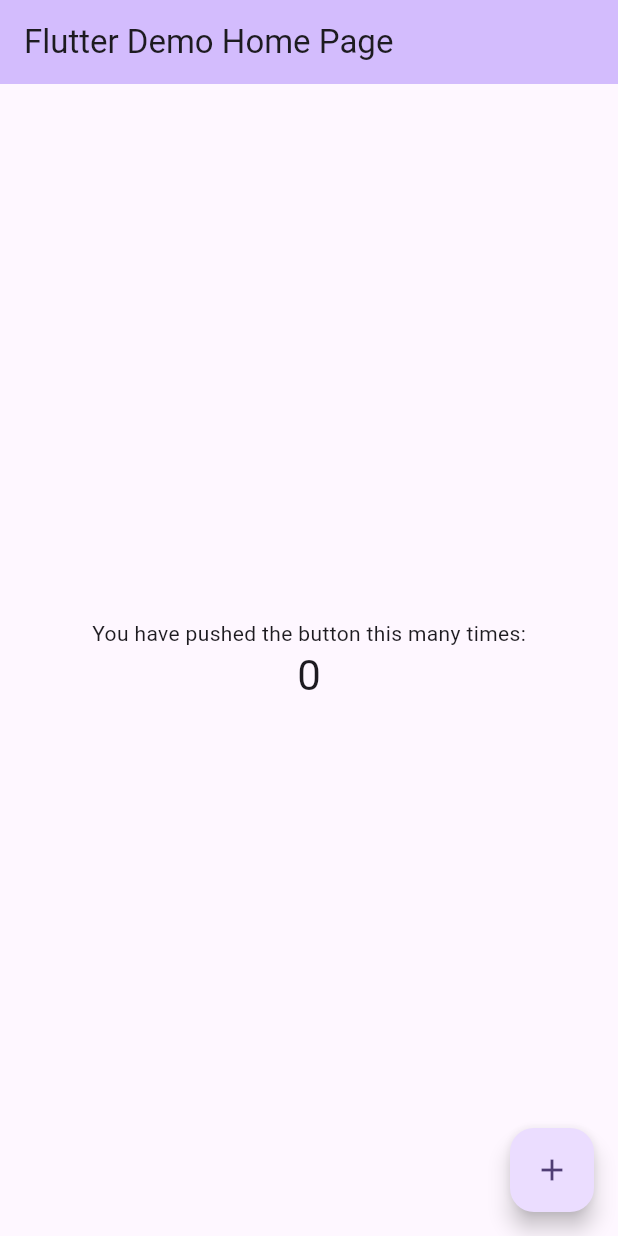
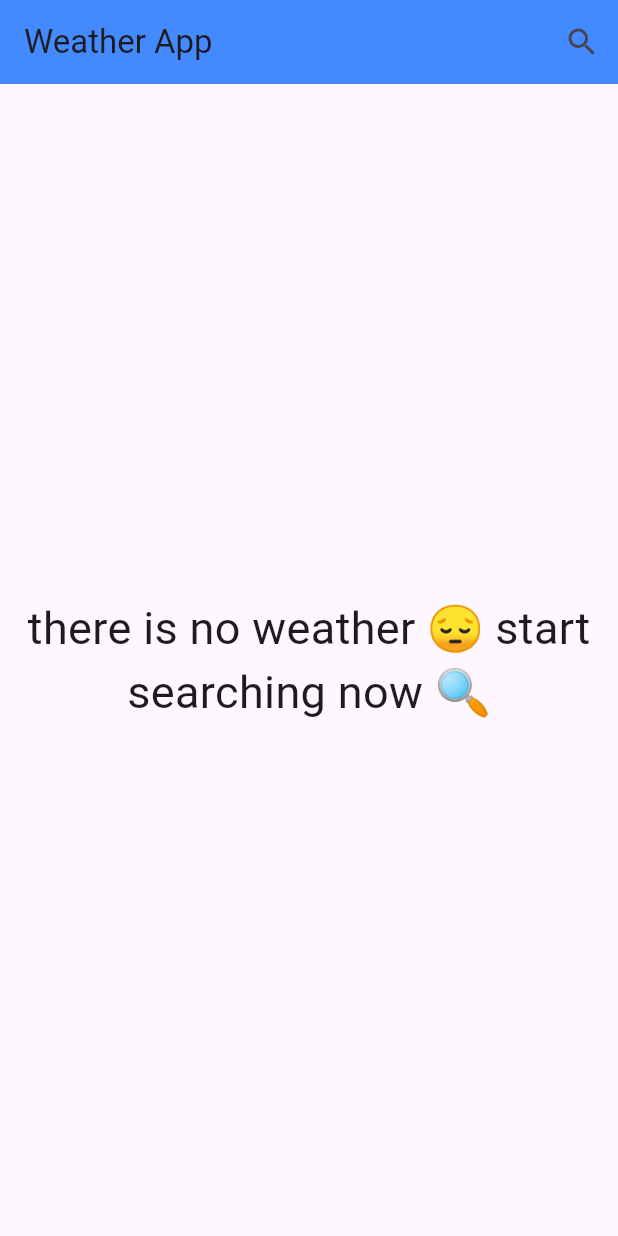
Before and after one commit to MohamedJamaal/Weather-app-flutter, a Flutter app: the screen it shows after launch, on a phone screen of 412 x 824 dp. Run offline on Flutter 3.47's test engine with Material 3 defaults, Android fonts, the phone set to English and light mode, and no system bars.

Commit message:
ADD app ui

```diff
--- a/weather_app/lib/main.dart
+++ b/weather_app/lib/main.dart
@@ -1,125 +1,19 @@
 import 'package:flutter/material.dart';
+import 'package:weather_app/views/home_view.dart';
+// import 'package:weather_app/views/home_view.dart';
 
 void main() {
-  runApp(const MyApp());
+  runApp(const WeatherApp());
 }
 
-class MyApp extends StatelessWidget {
-  const MyApp({super.key});
+class WeatherApp extends StatelessWidget {
+  const WeatherApp({Key? key}) : super(key: key);
 
-  // This widget is the root of your application.
   @override
   Widget build(BuildContext context) {
-    return MaterialApp(
-      title: 'Flutter Demo',
-      theme: ThemeData(
-        // This is the theme of your application.
-        //
-        // TRY THIS: Try running your application with "flutter run". You'll see
-        // the application has a purple toolbar. Then, without quitting the app,
-        // try changing the seedColor in the colorScheme below to Colors.green
-        // and then invoke "hot reload" (save your changes or press the "hot
-        // reload" button in a Flutter-supported IDE, or press "r" if you used
-        // the command line to start the app).
-        //
-        // Notice that the counter didn't reset back to zero; the application
-        // state is not lost during the reload. To reset the state, use hot
-        // restart instead.
-        //
-        // This works for code too, not just values: Most code changes can be
-        // tested with just a hot reload.
-        colorScheme: ColorScheme.fromSeed(seedColor: Colors.deepPurple),
-        useMaterial3: true,
-      ),
-      home: const MyHomePage(title: 'Flutter Demo Home Page'),
+    return const MaterialApp(
+      debugShowCheckedModeBanner: false,
+      home: HomeView(),
     );
   }
 }
-
-class MyHomePage extends StatefulWidget {
-  const MyHomePage({super.key, required this.title});
-
-  // This widget is the home page of your application. It is stateful, meaning
-  // that it has a State object (defined below) that contains fields that affect
-  // how it looks.
-
-  // This class is the configuration for the state. It holds the values (in this
-  // case the title) provided by the parent (in this case the App widget) and
-  // used by the build method of the State. Fields in a Widget subclass are
-  // always marked "final".
-
-  final String title;
-
-  @override
-  State<MyHomePage> createState() => _MyHomePageState();
-}
-
-class _MyHomePageState extends State<MyHomePage> {
-  int _counter = 0;
-
-  void _incrementCounter() {
-    setState(() {
-      // This call to setState tells the Flutter framework that something has
-      // changed in this State, which causes it to rerun the build method below
-      // so that the display can reflect the updated values. If we changed
-      // _counter without calling setState(), then the build method would not be
-      // called again, and so nothing would appear to happen.
-      _counter++;
-    });
-  }
-
-  @override
-  Widget build(BuildContext context) {
-    // This method is rerun every time setState is called, for instance as done
-    // by the _incrementCounter method above.
-    //
-    // The Flutter framework has been optimized to make rerunning build methods
-    // fast, so that you can just rebuild anything that needs updating rather
-    // than having to individually change instances of widgets.
-    return Scaffold(
-      appBar: AppBar(
-        // TRY THIS: Try changing the color here to a specific color (to
-        // Colors.amber, perhaps?) and trigger a hot reload to see the AppBar
-        // change color while the other colors stay the same.
-        backgroundColor: Theme.of(context).colorScheme.inversePrimary,
-        // Here we take the value from the MyHomePage object that was created by
-        // the App.build method, and use it to set our appbar title.
-        title: Text(widget.title),
-      ),
-      body: Center(
-        // Center is a layout widget. It takes a single child and positions it
-        // in the middle of the parent.
-        child: Column(
-          // Column is also a layout widget. It takes a list of children and
-          // arranges them vertically. By default, it sizes itself to fit its
-          // children horizontally, and tries to be as tall as its parent.
-          //
-          // Column has various properties to control how it sizes itself and
-          // how it positions its children. Here we use mainAxisAlignment to
-          // center the children vertically; the main axis here is the vertical
-          // axis because Columns are vertical (the cross axis would be
-          // horizontal).
-          //
-          // TRY THIS: Invoke "debug painting" (choose the "Toggle Debug Paint"
-          // action in the IDE, or press "p" in the console), to see the
-          // wireframe for each widget.
-          mainAxisAlignment: MainAxisAlignment.center,
-          children: <Widget>[
-            const Text(
-              'You have pushed the button this many times:',
-            ),
-            Text(
-              '$_counter',
-              style: Theme.of(context).textTheme.headlineMedium,
-            ),
-          ],
-        ),
-      ),
-      floatingActionButton: FloatingActionButton(
-        onPressed: _incrementCounter,
-        tooltip: 'Increment',
-        child: const Icon(Icons.add),
-      ), // This trailing comma makes auto-formatting nicer for build methods.
-    );
-  }
-}
--- /dev/null
+++ b/weather_app/lib/views/home_view.dart
@@ -0,0 +1,33 @@
+import 'package:flutter/material.dart';
+import 'package:weather_app/views/search_view.dart';
+import 'package:weather_app/widgets/no_weather_body.dart';
+// import 'package:weather_app/widgets/no_weather_body.dart';
+
+class HomeView extends StatelessWidget {
+  const HomeView({Key? key}) : super(key: key);
+
+  @override
+  Widget build(BuildContext context) {
+    return Scaffold(
+      appBar: AppBar(
+        title: const Text('Weather App'),
+        backgroundColor: Colors.blueAccent,
+        actions: [
+          IconButton(
+            onPressed: () {
+              Navigator.of(context).push(
+                MaterialPageRoute(
+                  builder: (context) {
+                    return const SearchView();
+                  },
+                ),
+              );
+            },
+            icon: const Icon(Icons.search),
+          ),
+        ],
+      ),
+      body: const NoWeatherBody(),
+    );
+  }
+}
--- /dev/null
+++ b/weather_app/lib/widgets/no_weather_body.dart
@@ -0,0 +1,33 @@
+import 'package:flutter/material.dart';
+
+class NoWeatherBody extends StatelessWidget {
+  const NoWeatherBody({
+    Key? key,
+  }) : super(key: key);
+
+  @override
+  Widget build(BuildContext context) {
+    return const Padding(
+      padding: EdgeInsets.symmetric(horizontal: 16),
+      child: Center(
+        child: Column(
+          mainAxisSize: MainAxisSize.min,
+          children: [
+            Text(
+              'there is no weather 😔 start',
+              style: TextStyle(
+                fontSize: 30,
+              ),
+            ),
+            Text(
+              'searching now 🔍',
+              style: TextStyle(
+                fontSize: 30,
+              ),
+            )
+          ],
+        ),
+      ),
+    );
+  }
+}
```
Also changed, not shown: weather_app/lib/views/search_view.dart (added, +38 -0 lines), weather_app/lib/widgets/weather_info_body.dart (added, +74 -0 lines).
